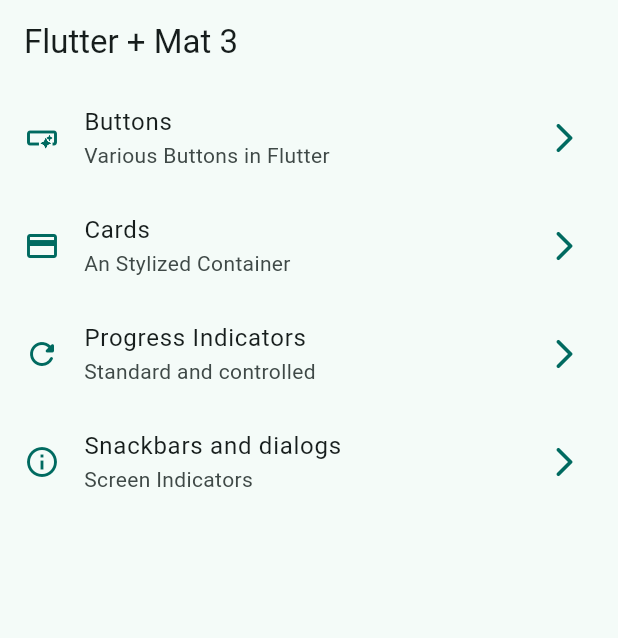
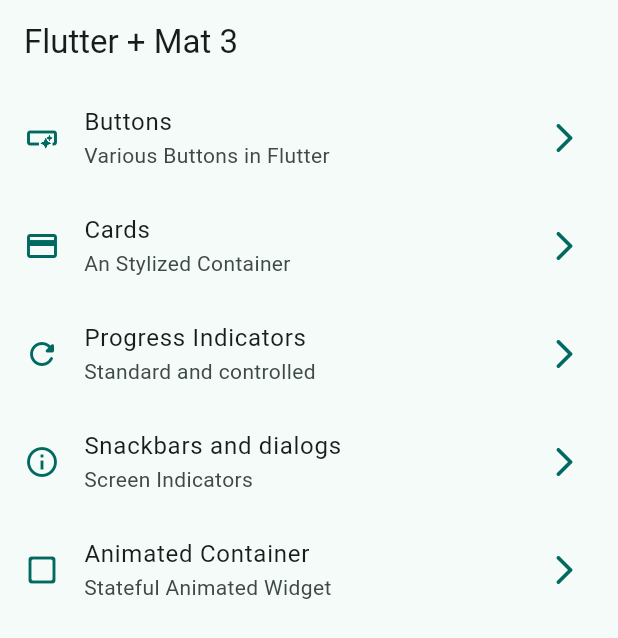
Before and after one commit to CDiegoSV/widgets_app, a Flutter app: the screen it shows after launch, on a phone screen of 412 x 824 dp. Shown: the top 638 px of the screen. Run offline on Flutter 3.47's test engine with Material 3 defaults, Android fonts, the phone set to English and light mode, and no system bars; our stand-ins replace go_router.

Commit message:
Animated Container Finished

```diff
--- a/lib/config/theme/menu/menu_item.dart
+++ b/lib/config/theme/menu/menu_item.dart
@@ -46,4 +46,11 @@ const appMenuItems = <MenuItem>[
     icon: Icons.info_outline
   ),
 
+  MenuItem(
+    title: 'Animated Container',
+    subTitle: 'Stateful Animated Widget',
+    link: '/animated',
+    icon: Icons.check_box_outline_blank_rounded
+  ),
+
 ];
--- a/lib/config/theme/router/app_router.dart
+++ b/lib/config/theme/router/app_router.dart
@@ -34,5 +34,11 @@ final appRouter = GoRouter(
       name: SnackbarScreen.name,
       builder: (context, state) => const SnackbarScreen(),
     ),
+
+    GoRoute(
+      path: '/animated',
+      name: AnimatedScreen.name,
+      builder: (context, state) => const AnimatedScreen(),
+    ),
   ],
 );
```
Also changed, not shown: lib/presentation/screens/animated/animated_screen.dart (+47 -2 lines).
